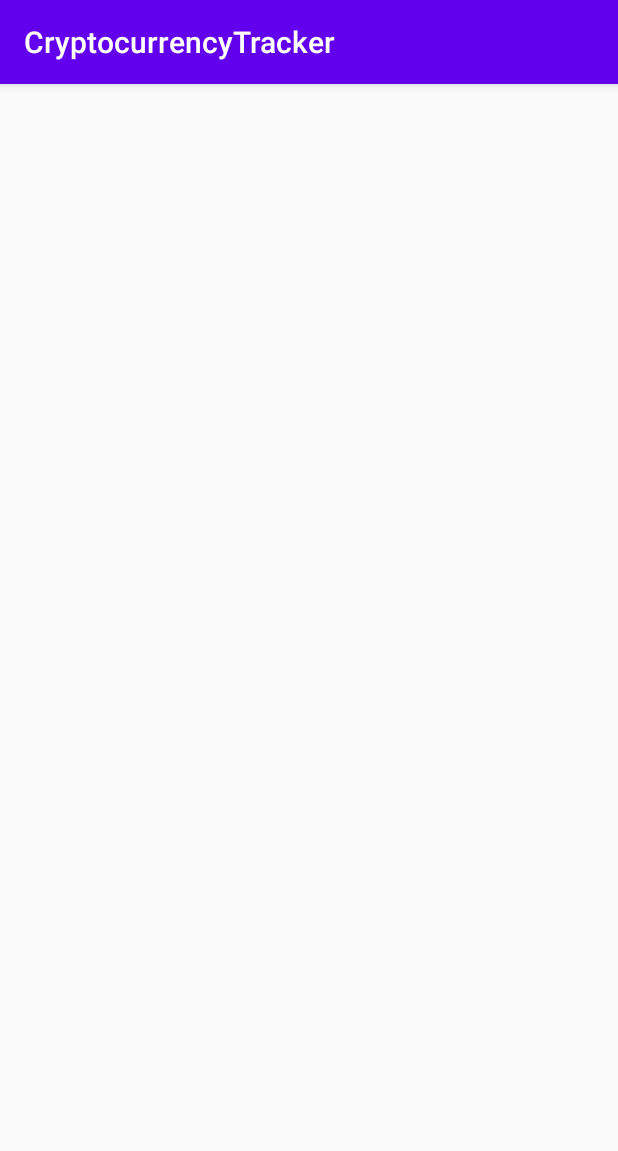
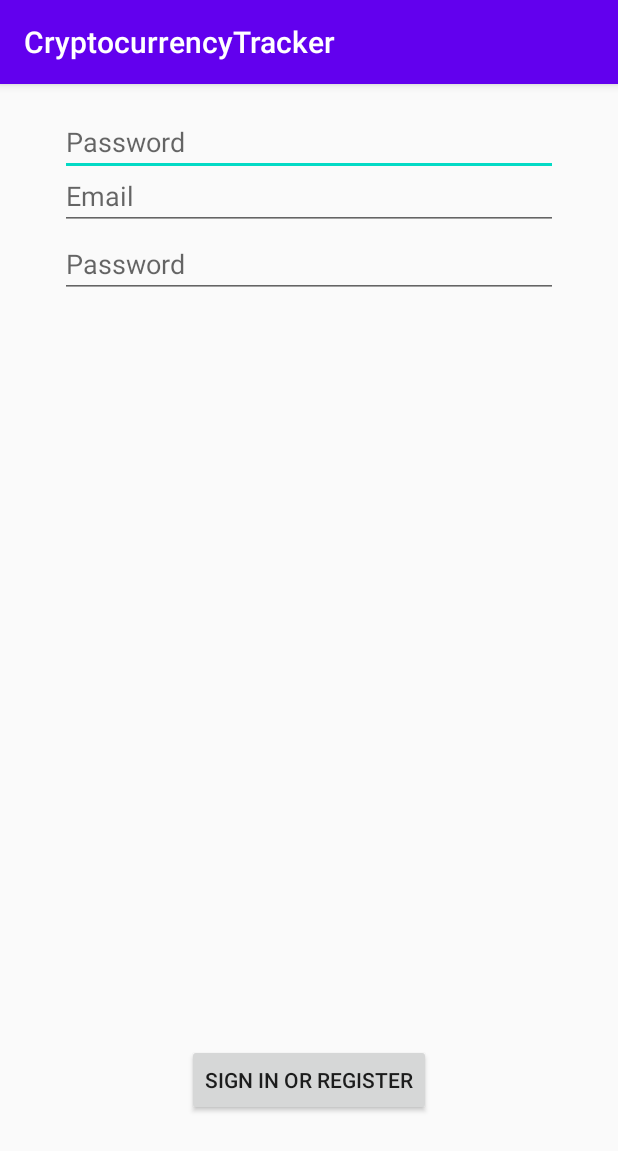
Before and after one commit to demirtasm/cryptocurrencytracker, an Android app: the screen it shows after launch (MainActivity before the commit, SignUpActivity after it), on a phone screen of 412 x 824 dp. Shown: the top 1151 px of the screen. Run offline under Robolectric (Android 15) with nearby library versions, the phone set to English and light mode, and no system bars; our stand-ins replace Firebase (no records; nobody signed in at launch, a user with empty details on screens opened directly).

```diff
--- a/app/build.gradle
+++ b/app/build.gradle
@@ -1,6 +1,7 @@
 apply plugin: 'com.android.application'
 apply plugin: 'kotlin-android'
 apply plugin: 'kotlin-android-extensions'
+apply plugin: 'com.google.gms.google-services'
 
 android {
     compileSdkVersion 29
@@ -42,6 +43,11 @@ dependencies {
     implementation "android.arch.lifecycle:extensions:1.1.1"
     implementation "android.arch.lifecycle:viewmodel:1.1.1"
     implementation "androidx.cardview:cardview:1.0.0"
+    implementation 'com.google.firebase:firebase-analytics'
+    implementation platform('com.google.firebase:firebase-bom:26.1.1')
+    implementation 'com.google.firebase:firebase-auth:20.0.1'
+    implementation 'com.google.android.material:material:1.2.1'
+    implementation 'androidx.annotation:annotation:1.1.0'
     testImplementation 'junit:junit:4.12'
     androidTestImplementation 'androidx.test.ext:junit:1.1.2'
     androidTestImplementation 'androidx.test.espresso:espresso-core:3.3.0'
--- a/app/src/main/java/com/example/cryptocurrencytracker/MainActivity.kt
+++ b/app/src/main/java/com/example/cryptocurrencytracker/ui/MainActivity.kt
@@ -1,4 +1,4 @@
-package com.example.cryptocurrencytracker
+package com.example.cryptocurrencytracker.ui
 
 import androidx.appcompat.app.AppCompatActivity
 import android.os.Bundle
@@ -6,8 +6,8 @@ import android.util.Log
 import android.view.View
 import androidx.lifecycle.Observer
 import androidx.lifecycle.ViewModelProvider
-import androidx.recyclerview.widget.AdapterListUpdateCallback
 import androidx.recyclerview.widget.LinearLayoutManager
+import com.example.cryptocurrencytracker.R
 import com.example.cryptocurrencytracker.adapter.CoinListAdapter
 import com.example.cryptocurrencytracker.viewmodel.CoinListViewModel
 import kotlinx.android.synthetic.main.activity_main.*
--- /dev/null
+++ b/app/src/main/java/com/example/cryptocurrencytracker/ui/SignUpActivity.kt
@@ -0,0 +1,49 @@
+package com.example.cryptocurrencytracker.ui
+
+import androidx.appcompat.app.AppCompatActivity
+import android.os.Bundle
+import android.widget.Toast
+import com.example.cryptocurrencytracker.R
+import com.google.android.gms.tasks.OnCompleteListener
+import com.google.android.gms.tasks.Task
+import com.google.firebase.auth.AuthResult
+import com.google.firebase.auth.FirebaseAuth
+import kotlinx.android.synthetic.main.activity_sign_up.*
+
+class SignUpActivity : AppCompatActivity() {
+    override fun onCreate(savedInstanceState: Bundle?) {
+        super.onCreate(savedInstanceState)
+        setContentView(R.layout.activity_sign_up)
+        signUp()
+    }
+    fun signUp(){
+        btn_sign_up.setOnClickListener {
+            if(edt_mail.text.isNotEmpty() && edt_password.text.isNotEmpty() && edt_password_repeat.text.isNotEmpty()){
+                if(edt_password.text.toString().equals(edt_password_repeat.text.toString())){
+                    signUpCreate(edt_mail.text.toString(), edt_password.text.toString())
+                }
+            }
+        }
+    }
+    fun signUpCreate(mail: String, pass:String){
+        FirebaseAuth.getInstance().createUserWithEmailAndPassword(mail, pass)
+            .addOnCompleteListener(object : OnCompleteListener<AuthResult>{
+                override fun onComplete(p0: Task<AuthResult>) {
+                    if(p0.isSuccessful){
+                        Toast.makeText(
+                            this@SignUpActivity,
+                            "Üye olundu",
+                            Toast.LENGTH_SHORT
+                        ).show()
+                    }else{
+                        Toast.makeText(
+                            applicationContext,
+                            "Something wrong: ${p0.exception?.message}",
+                            Toast.LENGTH_SHORT
+                        ).show()
+                    }
+                }
+
+            })
+    }
+}
--- a/app/src/main/res/layout/activity_main.xml
+++ b/app/src/main/res/layout/activity_main.xml
@@ -4,7 +4,7 @@
     xmlns:tools="http://schemas.android.com/tools"
     android:layout_width="match_parent"
     android:layout_height="match_parent"
-    tools:context=".MainActivity">
+    tools:context=".ui.MainActivity">
 
     <androidx.recyclerview.widget.RecyclerView
         android:id="@+id/recyclerView"
--- /dev/null
+++ b/app/src/main/res/layout/activity_sign_up.xml
@@ -0,0 +1,95 @@
+<?xml version="1.0" encoding="utf-8"?>
+<androidx.constraintlayout.widget.ConstraintLayout xmlns:android="http://schemas.android.com/apk/res/android"
+    xmlns:app="http://schemas.android.com/apk/res-auto"
+    xmlns:tools="http://schemas.android.com/tools"
+    android:id="@+id/container"
+    android:layout_width="match_parent"
+    android:layout_height="match_parent"
+    android:paddingLeft="@dimen/activity_horizontal_margin"
+    android:paddingTop="@dimen/activity_vertical_margin"
+    android:paddingRight="@dimen/activity_horizontal_margin"
+    android:paddingBottom="@dimen/activity_vertical_margin">
+
+
+    <EditText
+        android:id="@+id/edt_password"
+        android:layout_width="0dp"
+        android:layout_height="wrap_content"
+        android:layout_marginStart="24dp"
+        android:layout_marginEnd="24dp"
+        android:hint="@string/prompt_password"
+        android:imeActionLabel="@string/action_sign_in_short"
+        android:imeOptions="actionDone"
+        android:inputType="textPassword"
+        android:selectAllOnFocus="true"
+        app:layout_constraintEnd_toEndOf="parent"
+        app:layout_constraintHorizontal_bias="1.0"
+        app:layout_constraintStart_toStartOf="parent"
+        tools:layout_editor_absoluteY="96dp" />
+
+    <EditText
+        android:id="@+id/edt_password_repeat"
+        android:layout_width="0dp"
+        android:layout_height="wrap_content"
+        android:layout_marginStart="24dp"
+        android:layout_marginTop="36dp"
+        android:layout_marginEnd="24dp"
+        android:hint="@string/prompt_password"
+        android:imeActionLabel="@string/action_sign_in_short"
+        android:imeOptions="actionDone"
+        android:inputType="textPassword"
+        android:selectAllOnFocus="true"
+        app:layout_constraintBottom_toTopOf="@+id/btn_login"
+        app:layout_constraintEnd_toEndOf="parent"
+        app:layout_constraintHorizontal_bias="0.0"
+        app:layout_constraintStart_toStartOf="parent"
+        app:layout_constraintTop_toBottomOf="@+id/edt_password"
+        app:layout_constraintVertical_bias="0.0" />
+
+    <EditText
+        android:id="@+id/edt_mail"
+        android:layout_width="0dp"
+        android:layout_height="wrap_content"
+        android:layout_marginStart="24dp"
+        android:layout_marginTop="36dp"
+        android:layout_marginEnd="24dp"
+        android:hint="@string/prompt_email"
+        android:inputType="textEmailAddress"
+        android:selectAllOnFocus="true"
+        app:layout_constraintEnd_toEndOf="parent"
+        app:layout_constraintStart_toStartOf="parent"
+        app:layout_constraintTop_toTopOf="parent" />
+
+
+    <Button
+        android:id="@+id/btn_sign_up"
+        android:layout_width="wrap_content"
+        android:layout_height="wrap_content"
+        android:layout_gravity="start"
+        android:layout_marginStart="48dp"
+        android:layout_marginTop="16dp"
+        android:layout_marginEnd="48dp"
+        android:layout_marginBottom="64dp"
+        android:text="@string/action_sign_in"
+        app:layout_constraintBottom_toBottomOf="parent"
+        app:layout_constraintEnd_toEndOf="parent"
+        app:layout_constraintStart_toStartOf="parent"
+        app:layout_constraintTop_toBottomOf="@+id/password"
+        app:layout_constraintVertical_bias="0.2" />
+
+    <ProgressBar
+        android:id="@+id/loading"
+        android:layout_width="wrap_content"
+        android:layout_height="wrap_content"
+        android:layout_gravity="center"
+        android:layout_marginStart="32dp"
+        android:layout_marginTop="64dp"
+        android:layout_marginEnd="32dp"
+        android:layout_marginBottom="64dp"
+        android:visibility="gone"
+        app:layout_constraintBottom_toBottomOf="parent"
+        app:layout_constraintEnd_toEndOf="@+id/password"
+        app:layout_constraintStart_toStartOf="@+id/password"
+        app:layout_constraintTop_toTopOf="parent"
+        app:layout_constraintVertical_bias="0.3" />
+</androidx.constraintlayout.widget.ConstraintLayout>
--- /dev/null
+++ b/app/src/main/res/values/dimens.xml
@@ -0,0 +1,5 @@
+<resources>
+    <!-- Default screen margins, per the Android Design guidelines. -->
+    <dimen name="activity_horizontal_margin">16dp</dimen>
+    <dimen name="activity_vertical_margin">16dp</dimen>
+</resources>
--- a/app/src/main/res/values/strings.xml
+++ b/app/src/main/res/values/strings.xml
@@ -1,3 +1,12 @@
 <resources>
     <string name="app_name">CryptocurrencyTracker</string>
+    <string name="title_activity_login">LoginActivity</string>
+    <string name="prompt_email">Email</string>
+    <string name="prompt_password">Password</string>
+    <string name="action_sign_in">Sign in or register</string>
+    <string name="action_sign_in_short">Sign in</string>
+    <string name="welcome">"Welcome !"</string>
+    <string name="invalid_username">Not a valid username</string>
+    <string name="invalid_password">Password must be >5 characters</string>
+    <string name="login_failed">"Login failed"</string>
 </resources>
--- a/build.gradle
+++ b/build.gradle
@@ -8,6 +8,7 @@ buildscript {
     dependencies {
         classpath "com.android.tools.build:gradle:4.0.1"
         classpath "org.jetbrains.kotlin:kotlin-gradle-plugin:$kotlin_version"
+        classpath 'com.google.gms:google-services:4.2.0'
 
         // NOTE: Do not place your application dependencies here; they belong
         // in the individual module build.gradle files
```
Also changed, not shown: app/src/main/AndroidManifest.xml (+7 -1 lines), app/src/main/java/com/example/cryptocurrencytracker/ui/LoginActivity.kt (added, +51 -0 lines), app/src/main/res/layout/activity_login.xml (added, +75 -0 lines), 1 other file.
